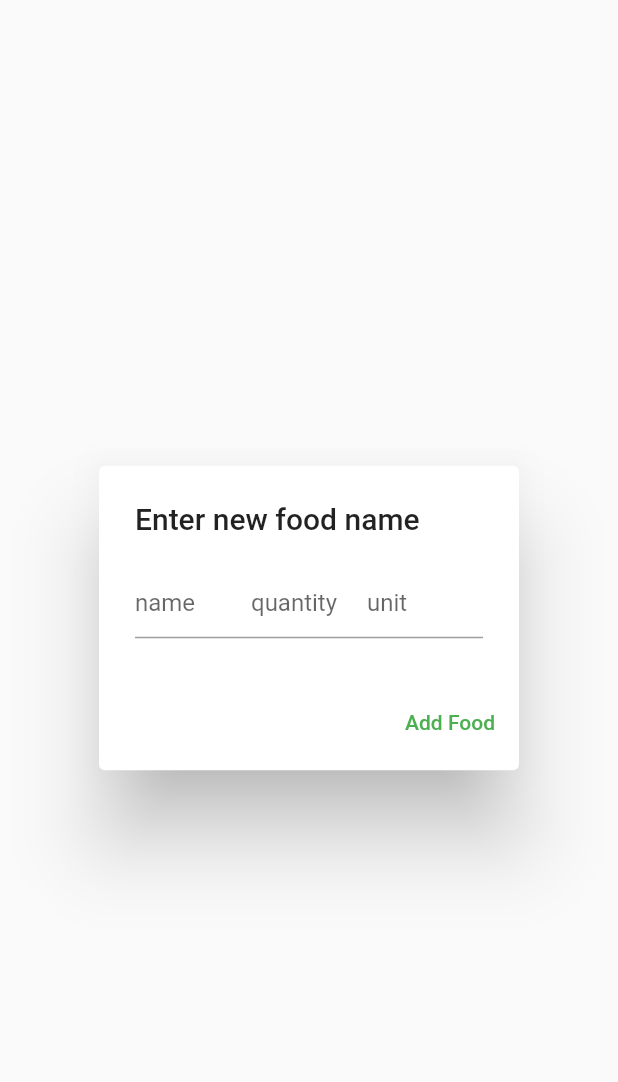
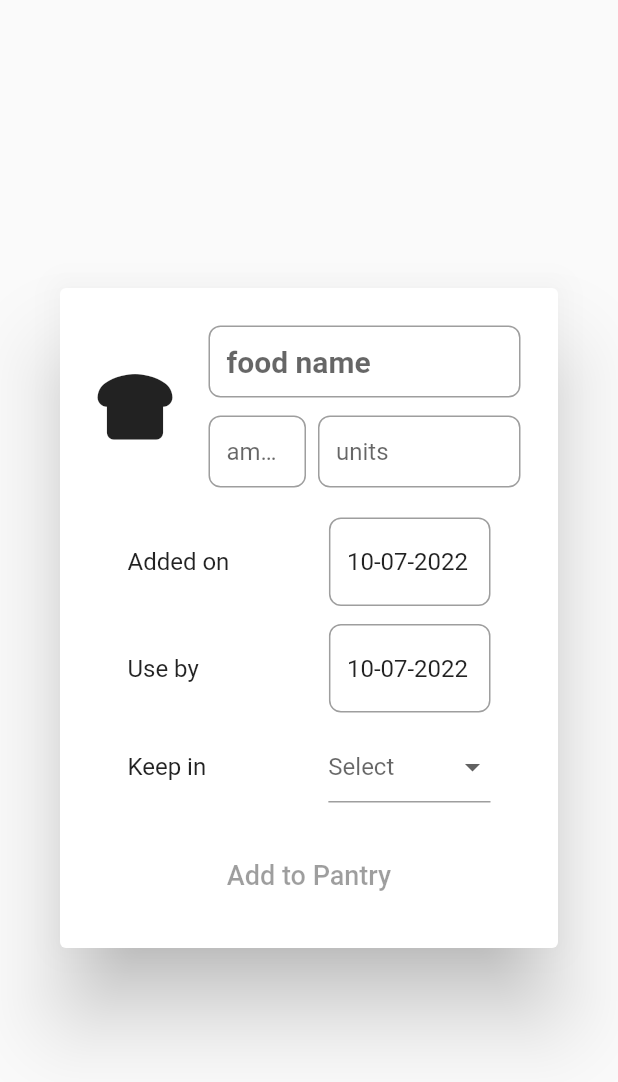
Before and after one commit to trish5000/pantry-chef-app, a Flutter app: the NewInputDialog widget shown alone on an empty page, opened directly, on a phone screen of 412 x 824 dp. Shown: the top 1082 px of the screen. Run offline on Flutter 3.47's test engine with Material 2 defaults, Android fonts, the phone set to English and light mode, and no system bars; drawn by our look-alikes of datetime_picker_formfield; our stand-ins replace beamer, dio, flutter_riverpod, flutter_slidable, font_awesome_flutter; network calls fail.

Commit message:
Add new food item params and edit capability

```diff
--- a/lib/pantry/models/food_item.dart
+++ b/lib/pantry/models/food_item.dart
@@ -1,4 +1,6 @@
 import 'package:json_annotation/json_annotation.dart';
+
+import 'food_item_create.dart';
 part 'food_item.g.dart';
 
 @JsonSerializable()
@@ -14,6 +16,15 @@ class FoodItem {
   double quantity = 0.0;
   String unit = '';
 
+  @JsonKey(name: "storage_location")
+  late StorageLocation storageLocation;
+
+  @JsonKey(name: 'date_added')
+  DateTime dateAdded = DateTime.now();
+
+  @JsonKey(name: 'use_by')
+  DateTime useBy = DateTime.now();
+
   factory FoodItem.fromJson(Map<String, dynamic> json) =>
       _$FoodItemFromJson(json);
   Map<String, dynamic> toJson() => _$FoodItemToJson(this);
--- a/lib/pantry/models/food_item_create.dart
+++ b/lib/pantry/models/food_item_create.dart
@@ -9,7 +9,27 @@ class FoodItemCreate {
   double quantity = 0.0;
   String unit = '';
 
+  @JsonKey(name: "storage_location")
+  late StorageLocation storageLocation;
+
+  @JsonKey(name: 'date_added')
+  DateTime dateAdded = DateTime.now();
+
+  @JsonKey(name: 'use_by')
+  DateTime useBy = DateTime.now();
+
   factory FoodItemCreate.fromJson(Map<String, dynamic> json) =>
       _$FoodItemCreateFromJson(json);
   Map<String, dynamic> toJson() => _$FoodItemCreateToJson(this);
 }
+
+enum StorageLocation {
+  @JsonValue(0)
+  fridge,
+  @JsonValue(1)
+  freezer,
+  @JsonValue(2)
+  pantry,
+  @JsonValue(3)
+  spiceRack
+}
--- /dev/null
+++ b/lib/pantry/widgets/food_item_fields.dart
@@ -0,0 +1,193 @@
+import 'package:datetime_picker_formfield/datetime_picker_formfield.dart';
+import 'package:flutter/material.dart';
+import 'package:font_awesome_flutter/font_awesome_flutter.dart';
+import 'package:intl/intl.dart';
+import 'package:pantry_chef_app/pantry/models/food_item_create.dart';
+
+typedef UpdateStorageLocation = void Function(StorageLocation);
+final dateFormat = DateFormat('MM-dd-yyyy');
+
+Widget nameAndQuantity(
+    TextEditingController nameController,
+    TextEditingController quantityController,
+    TextEditingController unitController) {
+  return Expanded(
+    child: SizedBox(
+      width: 200,
+      child: Column(
+        children: [
+          TextField(
+            decoration: InputDecoration(
+              hintText: "food name",
+              border: OutlineInputBorder(
+                borderRadius: BorderRadius.circular(8),
+              ),
+              contentPadding:
+                  const EdgeInsets.only(top: 12, left: 12, bottom: 12),
+            ),
+            controller: nameController,
+            style: const TextStyle(
+              fontSize: 20,
+              fontWeight: FontWeight.bold,
+            ),
+          ),
+          const SizedBox(height: 12),
+          Row(
+            crossAxisAlignment: CrossAxisAlignment.start,
+            children: [
+              SizedBox(
+                width: 65,
+                child: TextField(
+                  controller: quantityController,
+                  decoration: InputDecoration(
+                    hintText: "amount",
+                    border: OutlineInputBorder(
+                      borderRadius: BorderRadius.circular(8),
+                    ),
+                    contentPadding: const EdgeInsets.symmetric(
+                        horizontal: 12, vertical: 12),
+                  ),
+                ),
+              ),
+              const SizedBox(
+                width: 8,
+              ),
+              Expanded(
+                child: TextField(
+                  controller: unitController,
+                  decoration: InputDecoration(
+                    hintText: "units",
+                    border: OutlineInputBorder(
+                      borderRadius: BorderRadius.circular(8),
+                    ),
+                    contentPadding:
+                        const EdgeInsets.only(left: 12, top: 12, bottom: 12),
+                  ),
+                ),
+              ),
+            ],
+          ),
+        ],
+      ),
+    ),
+  );
+}
+
+Widget dateFields(String fieldName, TextEditingController controller,
+    Future<DateTime?> Function(BuildContext, DateTime?) onShowPicker) {
+  return Row(
+    mainAxisAlignment: MainAxisAlignment.spaceBetween,
+    children: [
+      Text(
+        fieldName,
+        style: const TextStyle(fontSize: 16),
+      ),
+      IntrinsicWidth(
+        child: DateTimeField(
+          textAlign: TextAlign.right,
+          decoration: InputDecoration(
+            border: OutlineInputBorder(
+              borderRadius: BorderRadius.circular(8),
+            ),
+            hintText: 'Select',
+          ),
+          format: dateFormat,
+          resetIcon: null,
+          controller: controller,
+          onShowPicker: onShowPicker,
+        ),
+      ),
+    ],
+  );
+}
+
+Widget foodLocation(StorageLocation? initialStorageLocation,
+    UpdateStorageLocation updateStorageLocation) {
+  return Row(
+    mainAxisAlignment: MainAxisAlignment.spaceBetween,
+    children: [
+      const Text("Keep in", style: TextStyle(fontSize: 16)),
+      IntrinsicWidth(
+        child: DropdownButtonFormField<StorageLocation>(
+          decoration: const InputDecoration(hintText: 'Select'),
+          value: initialStorageLocation,
+          items: StorageLocation.values
+              .map(
+                (e) => DropdownMenuItem<StorageLocation>(
+                  value: e,
+                  child: Text(e.name.toUpperCase()),
+                ),
+              )
+              .toList(),
+          onChanged: (value) => updateStorageLocation(value!),
+        ),
+      )
+    ],
+  );
+}
+
+Widget foodIcon() {
+  return const Padding(
+    padding: EdgeInsets.only(right: 24),
+    child: FaIcon(
+      FontAwesomeIcons.breadSlice,
+      size: 50,
+    ),
+  );
+}
+
+Widget foodItemFormFields(
+    TextEditingController nameController,
+    TextEditingController quantityController,
+    TextEditingController unitController,
+    TextEditingController dateAddedController,
+    TextEditingController useByController,
+    StorageLocation? initialStorageLocation,
+    UpdateStorageLocation updateStorageLocation) {
+  return Column(
+    children: [
+      Row(
+        children: [
+          foodIcon(),
+          nameAndQuantity(nameController, quantityController, unitController),
+        ],
+      ),
+      Padding(
+        padding: const EdgeInsets.symmetric(horizontal: 20, vertical: 20),
+        child: Column(
+          children: [
+            dateFields(
+              "Added on",
+              dateAddedController,
+              ((context, currentValue) async {
+                final date = await showDatePicker(
+                  context: context,
+                  initialDate: dateFormat.parse(dateAddedController.text),
+                  firstDate: DateTime(2022),
+                  lastDate: DateTime.now(),
+                );
+                return date;
+              }),
+            ),
+            const SizedBox(height: 12),
+            dateFields(
+              "Use by",
+              useByController,
+              ((context, currentValue) async {
+                final date = await showDatePicker(
+                  context: context,
+                  initialDate: dateFormat.parse(useByController.text),
+                  firstDate: dateFormat.parse(dateAddedController.text),
+                  lastDate: DateTime(2024),
+                );
+                return date;
+              }),
+            ),
+            const SizedBox(height: 12),
+            foodLocation(initialStorageLocation, updateStorageLocation),
+          ],
+        ),
+      ),
+    ],
+  );
+}
--- a/lib/pantry/widgets/new_input_dialog.dart
+++ b/lib/pantry/widgets/new_input_dialog.dart
@@ -1,6 +1,8 @@
 import 'package:flutter/material.dart';
 import 'package:flutter_riverpod/flutter_riverpod.dart';
+import 'package:intl/intl.dart';
 import 'package:pantry_chef_app/pantry/models/food_item_create.dart';
+import 'package:pantry_chef_app/pantry/widgets/food_item_fields.dart';
 
 class NewInputDialog extends ConsumerStatefulWidget {
   const NewInputDialog({Key? key}) : super(key: key);
@@ -10,52 +12,83 @@ class NewInputDialog extends ConsumerStatefulWidget {
 }
 
 class _NewInputDialogState extends ConsumerState<NewInputDialog> {
-  String foodName = "";
-  double quantity = 0.0;
-  String unit = "";
+  late TextEditingController nameController,
+      quantityController,
+      unitController,
+      dateAddedController,
+      useByController;
+  StorageLocation? storageLocation;
+  static final dateFormat = DateFormat('MM-dd-yyyy');
+  bool formComplete = false;
+
+  @override
+  void initState() {
+    super.initState();
+    nameController = TextEditingController()..addListener(checkFormComplete);
+    quantityController = TextEditingController()
+      ..addListener(checkFormComplete);
+    unitController = TextEditingController()..addListener(checkFormComplete);
+    dateAddedController = TextEditingController(
+      text: dateFormat.format(DateTime.now()),
+    );
+    useByController = TextEditingController(
+      text: dateFormat.format(DateTime.now()),
+    );
+  }
+
+  void updateStorageLocation(StorageLocation newStorageLocation) {
+    setState(() {
+      storageLocation = newStorageLocation;
+    });
+    checkFormComplete();
+  }
+
+  void checkFormComplete() {
+    final currentState = nameController.text.isNotEmpty &&
+        quantityController.text.isNotEmpty &&
+        unitController.text.isNotEmpty &&
+        storageLocation != null;
+
+    if (formComplete != currentState) {
+      setState(() {
+        formComplete = currentState;
+      });
+    }
+  }
 
   @override
   Widget build(BuildContext context) {
-    return AlertDialog(
-      title: const Text("Enter new food name"),
-      content: Row(
-        mainAxisAlignment: MainAxisAlignment.center,
-        children: [
-          Expanded(
-            child: TextField(
-              onChanged: (newValue) {
-                foodName = newValue;
-              },
-              decoration: const InputDecoration(hintText: "name"),
+    return SimpleDialog(
+      contentPadding: const EdgeInsets.all(25),
+      children: [
+        foodItemFormFields(
+          nameController,
+          quantityController,
+          unitController,
+          dateAddedController,
+          useByController,
+          storageLocation,
+          updateStorageLocation,
+        ),
+        TextButton(
+          onPressed: formComplete
+              ? () => Navigator.of(context).pop(
+                    FoodItemCreate()
+                      ..name = nameController.text
+                      ..quantity = double.parse(quantityController.text)
+                      ..unit = unitController.text
+                      ..storageLocation = storageLocation!
+                      ..dateAdded = dateFormat.parse(dateAddedController.text)
+                      ..useBy = dateFormat.parse(useByController.text),
+                  )
+              : null,
+          child: const Padding(
+            padding: EdgeInsets.only(top: 10, bottom: 5),
+            child: Text(
+              "Add to Pantry",
+              style: TextStyle(fontSize: 18),
             ),
           ),
-          Expanded(
-            child: TextField(
-              onChanged: (newQuantity) {
-                quantity = double.parse(newQuantity);
-              },
-              decoration: const InputDecoration(hintText: "quantity"),
-            ),
-          ),
-          Expanded(
-            child: TextField(
-              onChanged: (newUnit) {
-                unit = newUnit;
-              },
-              decoration: const InputDecoration(hintText: "unit"),
-            ),
-          ),
-        ],
-      ),
-      actions: [
-        TextButton(
-          onPressed: () => Navigator.of(context).pop(
-            FoodItemCreate()
-              ..name = foodName
-              ..quantity = quantity
-              ..unit = unit,
-          ),
-          child: const Text("Add Food"),
         )
       ],
     );
--- a/pubspec.yaml
+++ b/pubspec.yaml
@@ -44,6 +44,9 @@ dependencies:
   dio: ^4.0.6
   mocktail: ^0.3.0
   faker: ^2.0.0
+  intl: ^0.17.0
+  datetime_picker_formfield: ^2.0.1
+  integration_test: ^0.8.1
 
 dev_dependencies:
   flutter_test:
```
Also changed, not shown: lib/pantry/screens/pantry_screen.dart (+33 -7 lines), lib/pantry/widgets/food_item_detail.dart (added, +117 -0 lines), lib/pantry/models/food_item.g.dart, lib/pantry/models/food_item_create.g.dart, pubspec.lock, 3 other files.
